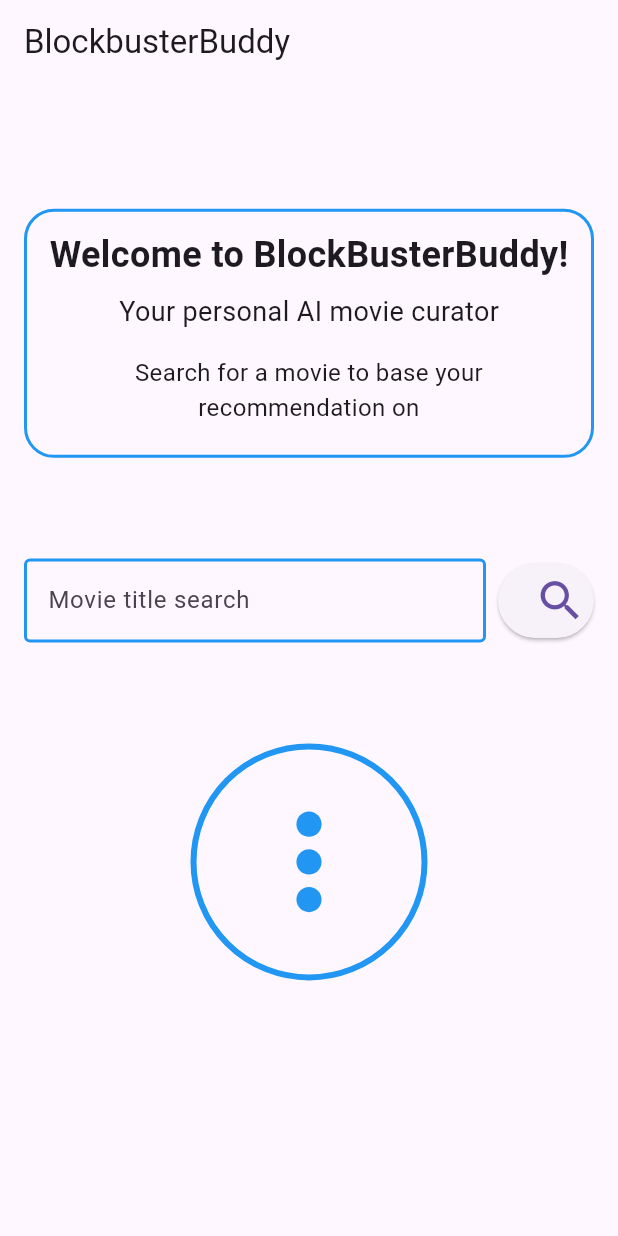
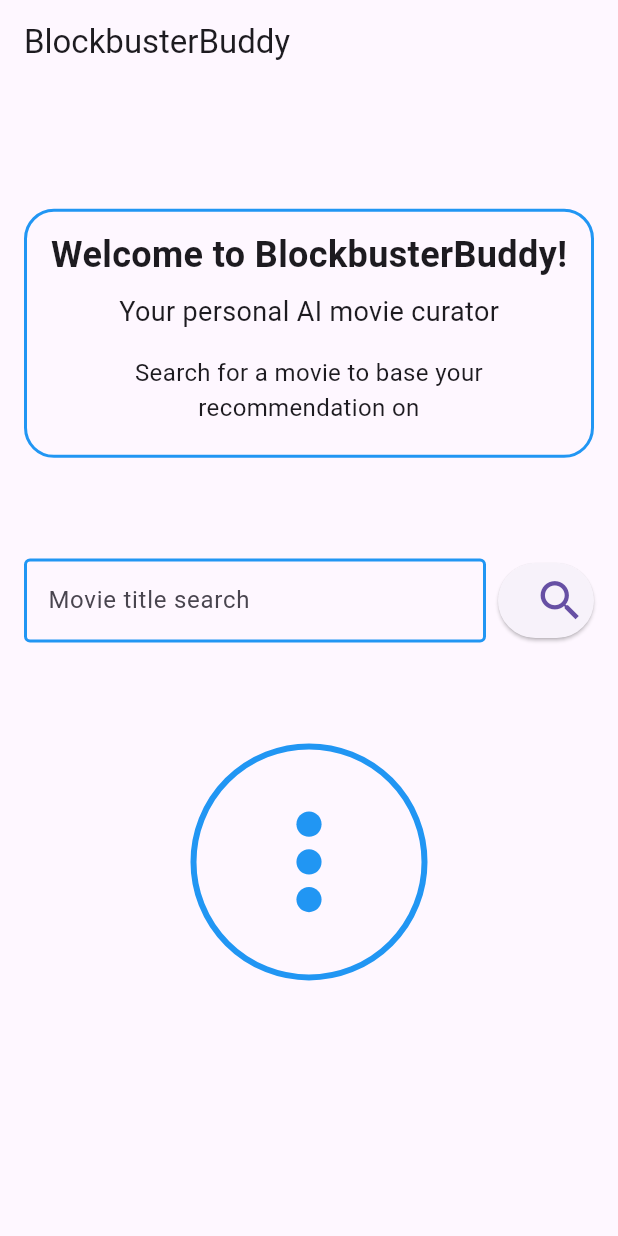
Before and after one commit to HitchingHobo/BlockbusterBuddy, a Flutter app: the screen it shows after launch, on a phone screen of 412 x 824 dp. Run offline on Flutter 3.47's test engine with Material 3 defaults, Android fonts, the phone set to English and light mode, and no system bars; our stand-ins replace animated_text_kit, dio; missing offline and left inert: dart_openai.

Commit message:
name change

```diff
--- a/llm_movie/lib/main.dart
+++ b/llm_movie/lib/main.dart
@@ -95,7 +95,7 @@ class _HomePageState extends State<HomePage>
                   child: Column(
                     children: [
                       Text(
-                        'Welcome to BlockBusterBuddy!',
+                        'Welcome to BlockbusterBuddy!',
                         style: TextStyle(
                             fontSize: 24, fontWeight: FontWeight.bold),
                       ),
```
Also changed, not shown: 1 other file.
